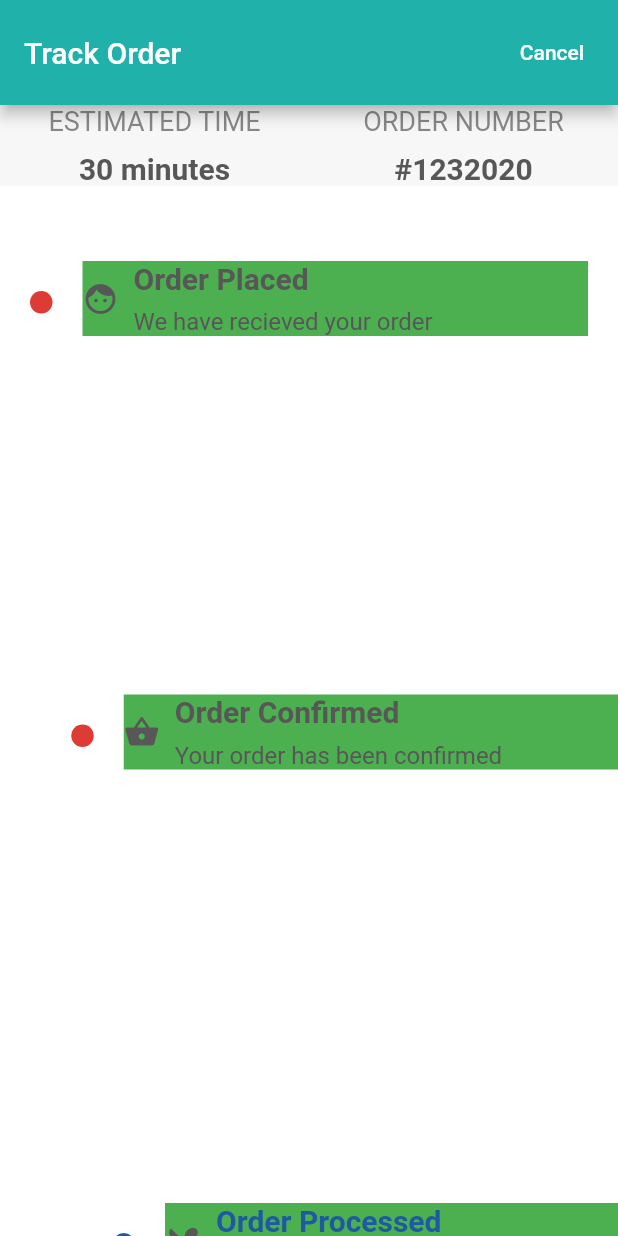
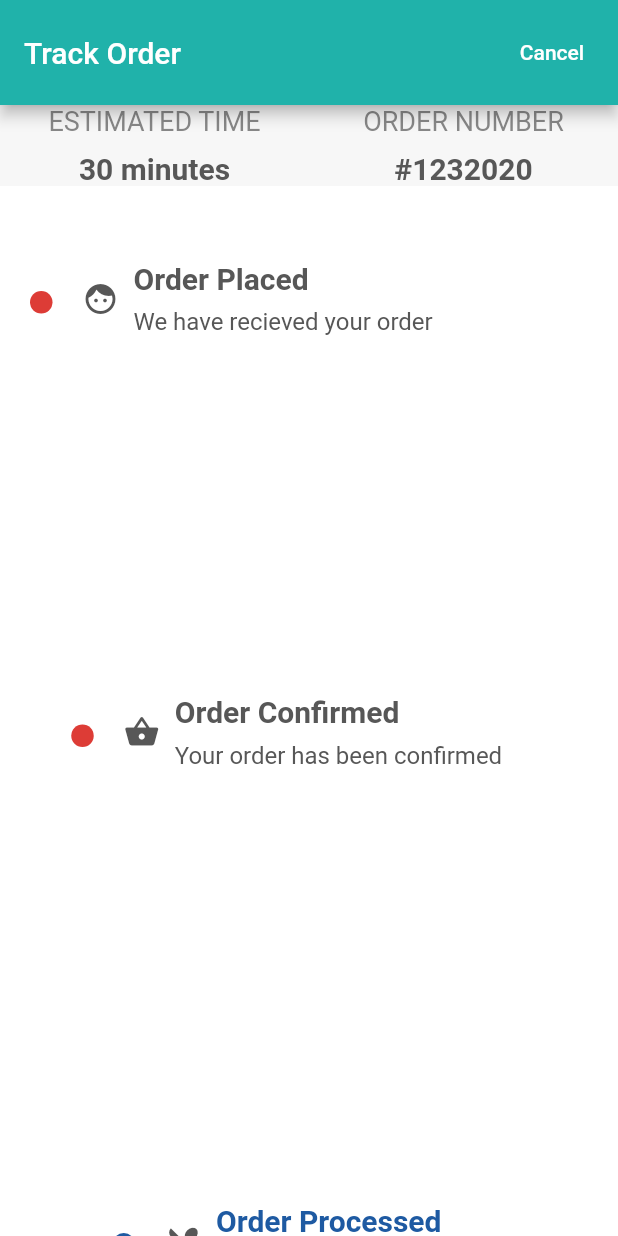
Before and after one commit to k2milli/luukPrototype, a Flutter app: the screen it shows after launch, on a phone screen of 412 x 824 dp. Run offline on Flutter 3.47's test engine with Material 2 defaults, Android fonts, the phone set to English and light mode, and no system bars; our stand-ins replace fluttericon; missing offline and left inert: flutter_auth_buttons.

Commit message:
completed track_order_page

```diff
--- a/lib/ui/reusable_widgets/track_order_Rs/track_order_progress_tile.dart
+++ b/lib/ui/reusable_widgets/track_order_Rs/track_order_progress_tile.dart
@@ -66,7 +66,7 @@ class _TrackOrderProgressTileState extends State<TrackOrderProgressTile> {
           child: Container(
             height: Responsives.progressTileHeight,
             width: double.infinity,
-            color: Colors.green, //
+            // color: Colors.green, //
             child: widget.child,
           ),
         ),
```
